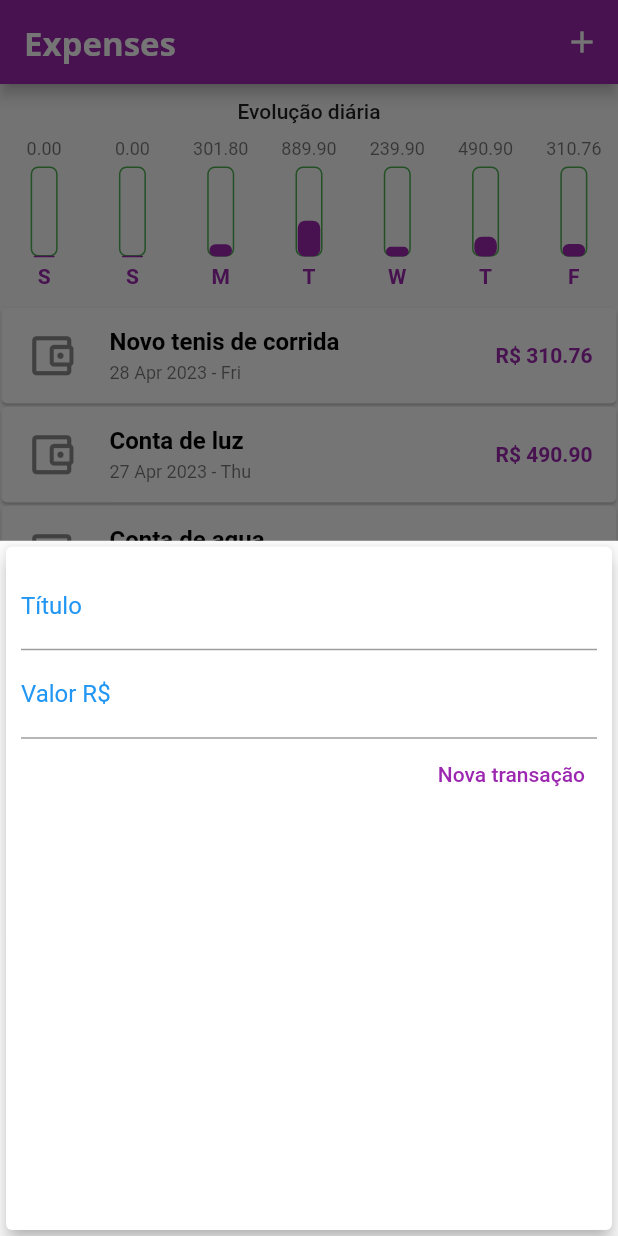
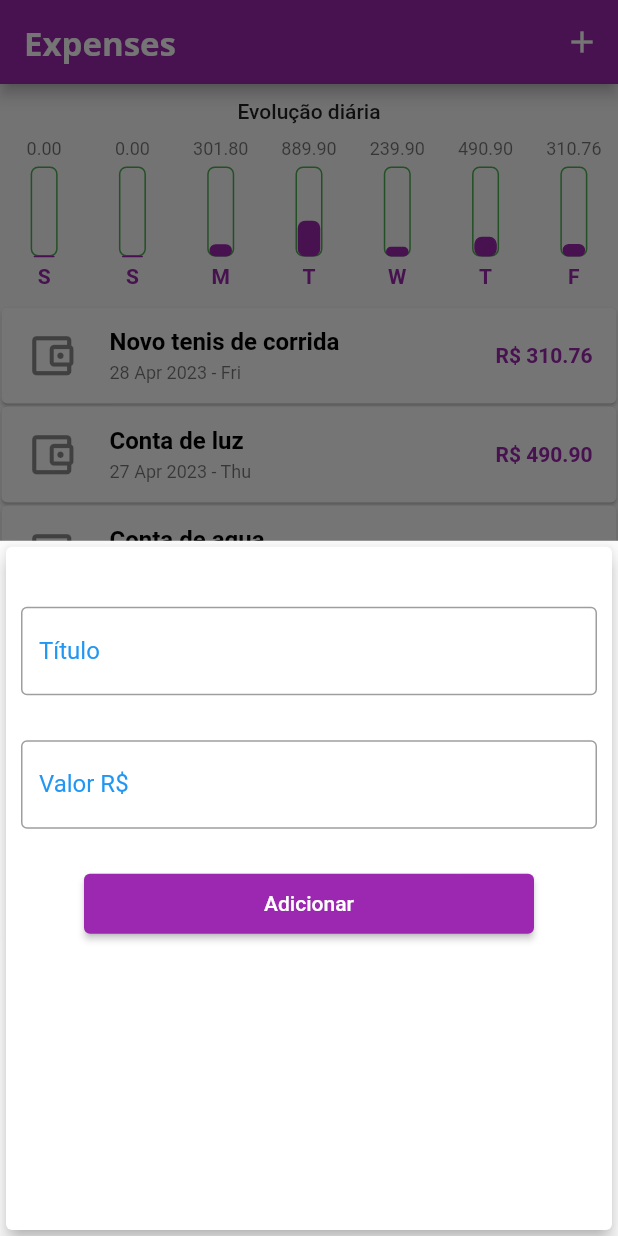
Before and after one commit to trentinrossi/flutter-expenses, a Flutter app: the screen it shows after launch, after a tap on the "add" icon, on a phone screen of 412 x 824 dp. Run offline on Flutter 3.47's test engine with Material 2 defaults, Android fonts, the phone set to English and light mode, and no system bars; Roboto replaces fonts that are missing (Open Sans).

Commit message:
Format form

```diff
--- a/lib/components/transaction_form.dart
+++ b/lib/components/transaction_form.dart
@@ -31,26 +31,41 @@ class _TransactionFormState extends State<TransactionForm> {
         padding: const EdgeInsets.all(10),
         child: Column(
           children: [
+            SizedBox(height: 30),
             TextField(
               controller: titleController,
               onSubmitted: (value) => _submitForm,
-              decoration: InputDecoration(labelText: 'Título'),
+              decoration: const InputDecoration(
+                labelText: 'Título',
+                border: OutlineInputBorder(),
+              ),
             ),
+            SizedBox(height: 30),
             TextField(
               keyboardType: TextInputType.numberWithOptions(decimal: true),
               onSubmitted: (value) => _submitForm,
               controller: valueController,
-              decoration: InputDecoration(labelText: 'Valor R\$'),
+              decoration: const InputDecoration(
+                labelText: 'Valor R\$',
+                border: OutlineInputBorder(),
+              ),
             ),
+            SizedBox(height: 30),
             Row(
-              mainAxisAlignment: MainAxisAlignment.end,
+              mainAxisAlignment: MainAxisAlignment.center,
               children: [
-                TextButton(
-                    onPressed: _submitForm,
-                    child: const Text(
-                      'Nova transação',
-                      style: TextStyle(color: Colors.purple),
-                    )),
+                Container(
+                  width: 300,
+                  height: 40,
+                  child: ElevatedButton(
+                      onPressed: _submitForm,
+                      child: Text(
+                        'Adicionar',
+                        style: TextStyle(
+                          color: Colors.white,
+                        ),
+                      )),
+                ),
               ],
             )
           ],
```
